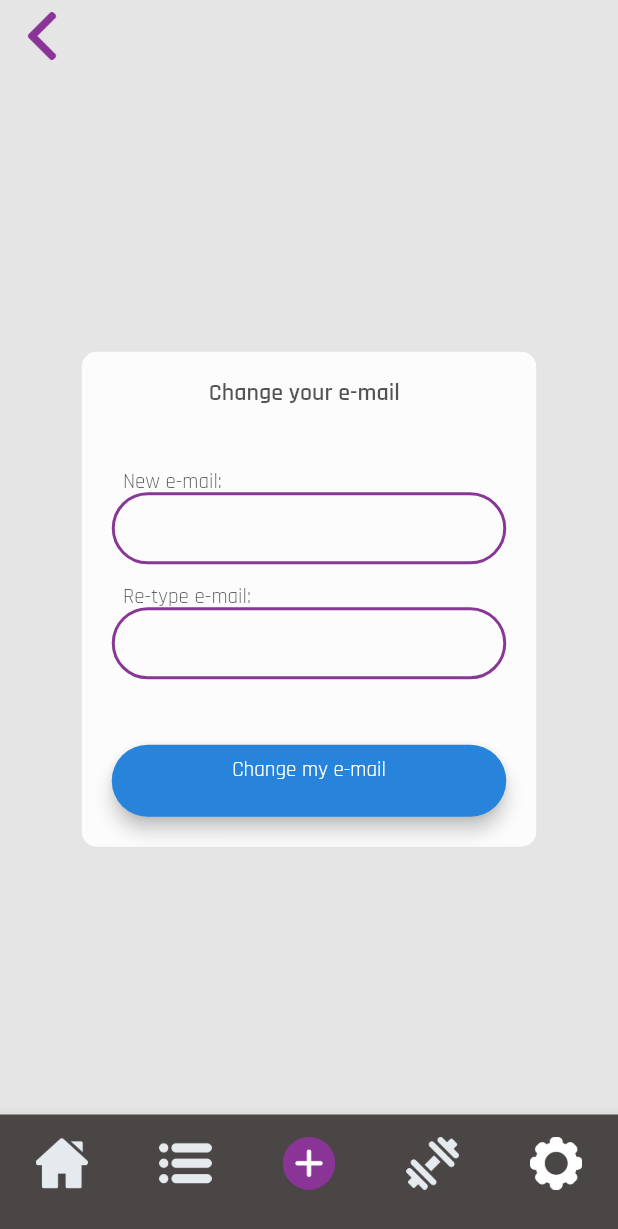
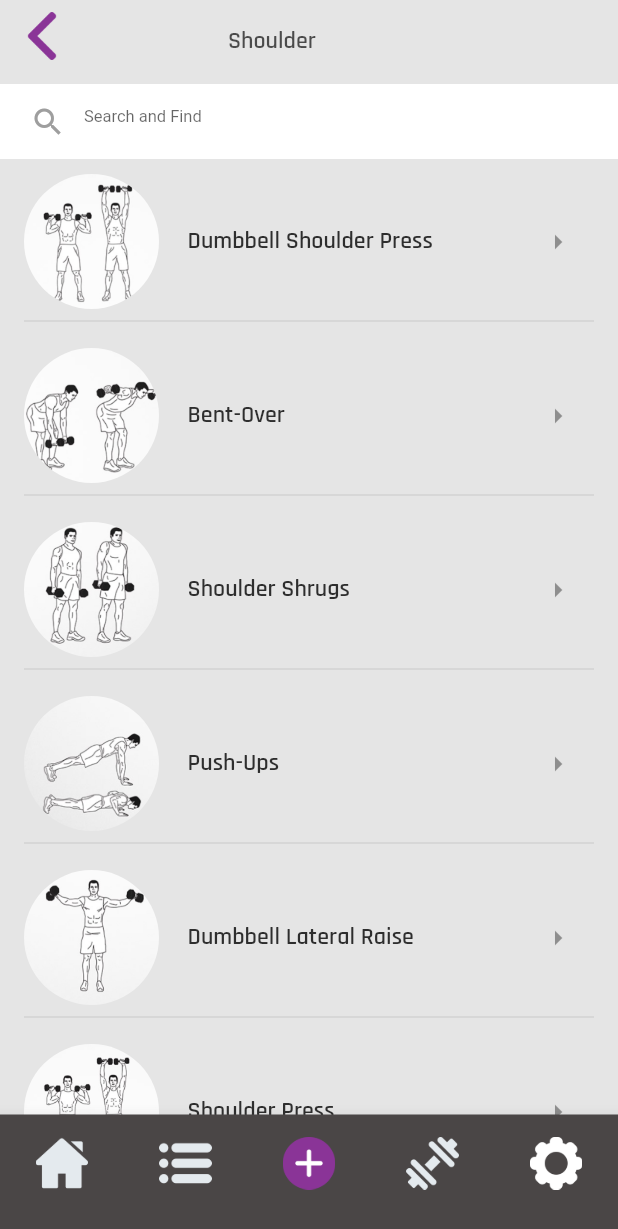
Before and after one commit to rizaerdibahar/FitApp, a Flutter app: the screen it shows after launch, on a phone screen of 412 x 824 dp. Shown: the top 1229 px of the screen. Run offline on Flutter 3.47's test engine with Material 2 defaults, Android fonts, the phone set to English and light mode, and no system bars.

Commit message:
shoulder page added

```diff
--- a/lib/main.dart
+++ b/lib/main.dart
@@ -4,6 +4,7 @@ import 'change_password.dart';
 import 'package:flutter/material.dart';
 import 's_change_password.dart';
 import 's_change_email.dart';
+import 'shoulder.dart';
 import 'package:ilkflutterapp/placeholder_widget.dart';
 
 void main() => runApp(App());
@@ -12,9 +13,9 @@ class App extends StatelessWidget {
   @override
   Widget build(BuildContext context) {
     return MaterialApp(
-    home: change_email(),
+    home: shoulder(),
       routes: {
-        '/s_change_password': (context) => change_email(),
+        '/s_change_password': (context) => shoulder(),
       },
     );
   }
--- a/lib/s_change_email.dart
+++ b/lib/s_change_email.dart
@@ -132,8 +132,6 @@ class _s_change_emailState extends State<s_change_email> {
                   color: Colors.blueAccent,
                 ),
               ),
-
-
               ),
               Spacer(flex: 1),
 
--- a/lib/settings.dart
+++ b/lib/settings.dart
@@ -79,6 +79,7 @@ class _settingsState extends State<settings> {
 
             children:<Widget>[
               const SizedBox(height:15,),
+
               Text(
 
                 "            Account",
--- /dev/null
+++ b/lib/shoulder.dart
@@ -0,0 +1,267 @@
+import 'package:flutter/cupertino.dart';
+import 'package:ilkflutterapp/change_email.dart';
+import 'package:ilkflutterapp/change_password.dart';
+import 'package:flutter/material.dart';
+import 'package:ilkflutterapp/home.dart';
+import 'package:ilkflutterapp/more.dart';
+import 'package:ilkflutterapp/add.dart';
+import 'package:ilkflutterapp/exercises.dart';
+import 'package:ilkflutterapp/settings.dart';
+
+class shoulder extends StatefulWidget {
+@override
+_shoulderState createState() => _shoulderState();
+}
+
+class _shoulderState extends State<shoulder> {
+  int _selectedIndex = 0;
+  final List <Widget> _children = [
+  ];
+  List<String> litems=[
+    "     Dumbbell Shoulder Press",
+    "     Bent-Over",
+    "     Shoulder Shrugs",
+    "     Push-Ups",
+    "     Dumbbell Lateral Raise",
+    "     Shoulder Press",
+    "     Upraight Row",
+    "     Shoulder Press",
+    "     Shoulder Taps",
+    "     Arm Circles",
+  ];
+  _onSelected(int index) {
+    setState(() {
+      _selectedIndex = index;
+    });
+  }
+
+  void changePage(int index) {
+    setState(() {
+      _selectedIndex = index;
+    });
+  }
+
+
+  @override
+  Widget build(BuildContext context) {
+
+    return Scaffold(
+      resizeToAvoidBottomPadding: false,
+      backgroundColor: Color(0XFFE5E5E5),
+      appBar: new AppBar(
+        backgroundColor: Color(0XFFE5E5E5),
+        elevation: 0,
+        leading: new Column(
+          children: <Widget>[
+            new IconButton(icon: Image.asset('images/back_icon.png',),
+              onPressed: null,
+              color: Colors.transparent,)
+          ],
+        ),
+        title: new Column(
+          children: <Widget>[
+            Text(
+              "                     Shoulder",
+              textAlign: TextAlign.center,
+              overflow: TextOverflow.ellipsis,
+              style: TextStyle(fontWeight: FontWeight.bold,
+                fontSize: 16,
+                fontFamily: 'Rajdhani',
+                color: Colors.black.withOpacity(0.67),
+              ),
+            ),
+          ],
+        ),
+      ),
+
+    body: Column(
+
+      mainAxisAlignment: MainAxisAlignment.spaceAround,
+      crossAxisAlignment: CrossAxisAlignment.start,
+
+      children:<Widget>[
+    Container(
+    padding: EdgeInsets.all(8.0),
+      color: Color.fromRGBO(255, 255,255, 37),
+      height: 50.0,
+      child: Row(
+        children: <Widget>[
+          Flexible(
+            flex: 2,
+            child: TextFormField(
+              textAlign: TextAlign.left,
+              style: TextStyle(fontSize: 11.0),
+              decoration: InputDecoration(
+                  contentPadding: new EdgeInsets.symmetric(vertical: 0.0),
+                  border: InputBorder.none,
+                  prefixIcon: Padding(
+                    padding: EdgeInsets.all(0.0),
+                    child: Icon(
+                      Icons.search,
+                      color: Colors.grey,
+                    ), // icon is 48px widget.
+                  ),
+                  hintText: 'Search and Find',
+                  hintStyle: TextStyle(fontSize:11.0)),
+            ),
+          ),
+       ],
+     ),
+    ),
+
+
+
+        Expanded(
+          child: Container(
+            padding: EdgeInsets.only(left: 16, right:16),
+            color: Color(0XFFE5E5E5),
+            child: ListView.separated(
+                itemBuilder: (context, index){
+                  return Column(
+                    mainAxisAlignment: MainAxisAlignment.start,
+                    children: <Widget>[
+                      const SizedBox(height:10,),
+                      Row(
+
+                        children: <Widget>[
+                          Container(
+
+                            width: 90,
+                            height:90,
+                            child: ClipOval(child: Image.asset("images/${index+1}.PNG",fit: BoxFit.cover, ),
+                            ),
+                          ),
+                          Expanded(
+                            child: Column(
+                              crossAxisAlignment: CrossAxisAlignment.start,
+                              children: <Widget>[
+                                GestureDetector(
+                                  onTap: (){
+                                    Navigator.push(context,
+                                      MaterialPageRoute(
+                                          builder: (context) =>home()),
+                                    );
+                                  }, child: Text(litems[index],
+                                  textAlign: TextAlign.center,
+                                  overflow: TextOverflow.ellipsis,
+                                  style: TextStyle(fontWeight: FontWeight.bold,
+                                    fontSize: 16,
+                                    fontFamily: 'Rajdhani',
+                                    color: Colors.black.withOpacity(0.80),
+                                  ),
+                                ),
+                                ),
+
+                              ],
+                            ),
+                          ),
+
+                          IconButton(icon: Icon(Icons.arrow_right), color: Colors.grey),
+
+                        ],
+                      ),
+                    ],
+                  );
+                },
+                separatorBuilder: (context, index) => Divider(),
+                itemCount: litems.length,
+            ),
+          ),
+        )
+
+
+
+      ],
+    ),
+
+
+      bottomNavigationBar: Theme(
+        data: Theme.of(context).copyWith(
+          canvasColor: Color.fromRGBO(74, 70, 70, 80),),
+        child: BottomNavigationBar(
+          type: BottomNavigationBarType.fixed,
+          currentIndex: _selectedIndex,
+          onTap: changePage,
+          iconSize: 35,
+
+          fixedColor: Colors.white,
+          items: [
+            BottomNavigationBarItem(
+              icon: IconButton(icon: Image.asset('images/home.png',),
+                onPressed: () =>
+                {
+                  Navigator.push(
+                    context, MaterialPageRoute(builder: (context) => home()),
+
+                  ),
+                },
+                color: Colors.transparent,),
+              title: SizedBox(
+                height: 0,
+              ),
+            ),
+
+            BottomNavigationBarItem(
+              icon: IconButton(icon: Image.asset('images/menu.png',),
+                onPressed: () =>
+                {
+                  Navigator.push(
+                    context, MaterialPageRoute(builder: (context) => more()),
+                  ),
+                },
+                color: Colors.transparent,),
+              title: SizedBox(
+                height: 0,
+              ),
+            ),
+
+            BottomNavigationBarItem(
+              icon: IconButton(icon: Image.asset(
+                'images/plus.png', width: 50, height: 50,),
+                onPressed: () =>
+                {
+                  Navigator.push(
+                    context, MaterialPageRoute(builder: (context) => add()),
+
+                  ),
+                },
+                color: Colors.transparent,),
+              title: SizedBox(
+                height: 0,
+              ),
+            ),
+
+            BottomNavigationBarItem(
+              icon: IconButton(icon: Image.asset('images/dumbbell.png',),
+                onPressed: () =>
+                {
+                  Navigator.push(context,
+                    MaterialPageRoute(builder: (context) => exercises()),
+                  ),
+                },
+                color: Colors.transparent,),
+              title: SizedBox(
+                height: 0,
+              ),
+            ),
+
+            BottomNavigationBarItem(
+              icon: IconButton(icon: Image.asset('images/settings_active.png',),
+                onPressed: () =>
+                {
+                  Navigator.push(context,
+                    MaterialPageRoute(builder: (context) => settings()),
+                  ),
+                },
+                color: Colors.transparent,),
+              title: SizedBox(
+                height: 0,
+              ),
+            ),
+          ],
+        ),
+      ),
+
+    );
+  }
+}
```
Also changed, not shown: pubspec.yaml (+10 -0 lines), images/1.PNG (added), images/10.PNG (added), images/2.PNG (added), images/3.PNG (added), images/4.PNG (added), images/5.PNG (added), images/6.PNG (added), images/7.PNG (added), images/8.PNG (added), images/9.PNG (added).
